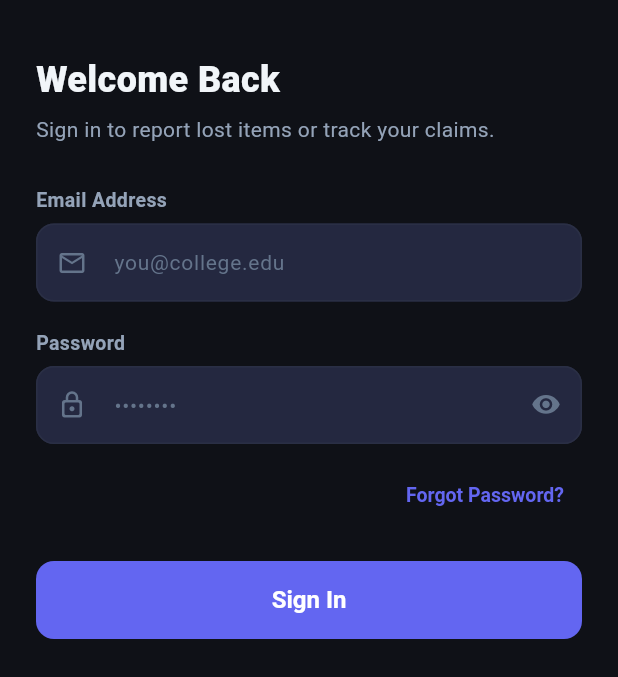
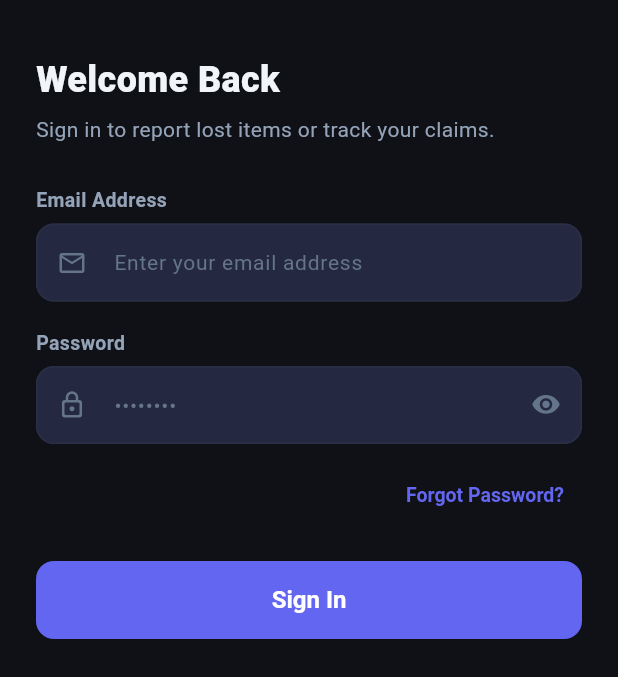
Before and after one commit to SAVITHA628/FINAL_PROJECT, a Flutter app: the screen it shows after launch, on a phone screen of 412 x 824 dp, the part 156-833 px from its top. Run offline on Flutter 3.47's test engine with Material 3 defaults, Android fonts, the light colour scheme and no system bars; our stand-ins replace cloud_firestore, firebase_auth, firebase_core, firebase_messaging, firebase_storage, flutter_riverpod and 2 more; accounts and stored records are empty.

Commit message:
style(auth): Change email field placeholder hint text to 'Enter your email address' to clarify all domains are accepted

```diff
--- a/foundit_app/lib/presentation/auth/screens/login_screen.dart
+++ b/foundit_app/lib/presentation/auth/screens/login_screen.dart
@@ -122,7 +122,7 @@ class _LoginScreenState extends ConsumerState<LoginScreen> {
                 ),
                 const SizedBox(height: 28),
 
-                // Error Banner with full descriptive error message
+                // Error Banner
                 if (_errorMessage != null) ...[
                   Container(
                     padding: const EdgeInsets.all(12),
@@ -154,11 +154,11 @@ class _LoginScreenState extends ConsumerState<LoginScreen> {
                   const SizedBox(height: 20),
                 ],
 
-                // Email Input
+                // Email Input with generic hint text
                 AuthTextField(
                   controller: _emailCtrl,
                   label: 'Email Address',
-                  hint: 'you@college.edu',
+                  hint: 'Enter your email address',
                   prefixIcon: Icons.email_outlined,
                   keyboardType: TextInputType.emailAddress,
                   validator: Validators.email,
--- a/foundit_app/lib/presentation/auth/screens/register_screen.dart
+++ b/foundit_app/lib/presentation/auth/screens/register_screen.dart
@@ -155,11 +155,11 @@ class _RegisterScreenState extends ConsumerState<RegisterScreen> {
                 ),
                 const SizedBox(height: 16),
 
-                // Email
+                // Email with generic hint text
                 AuthTextField(
                   controller: _emailCtrl,
                   label: 'Email Address',
-                  hint: 'you@college.edu',
+                  hint: 'Enter your email address',
                   prefixIcon: Icons.email_outlined,
                   keyboardType: TextInputType.emailAddress,
                   validator: Validators.email,
```
